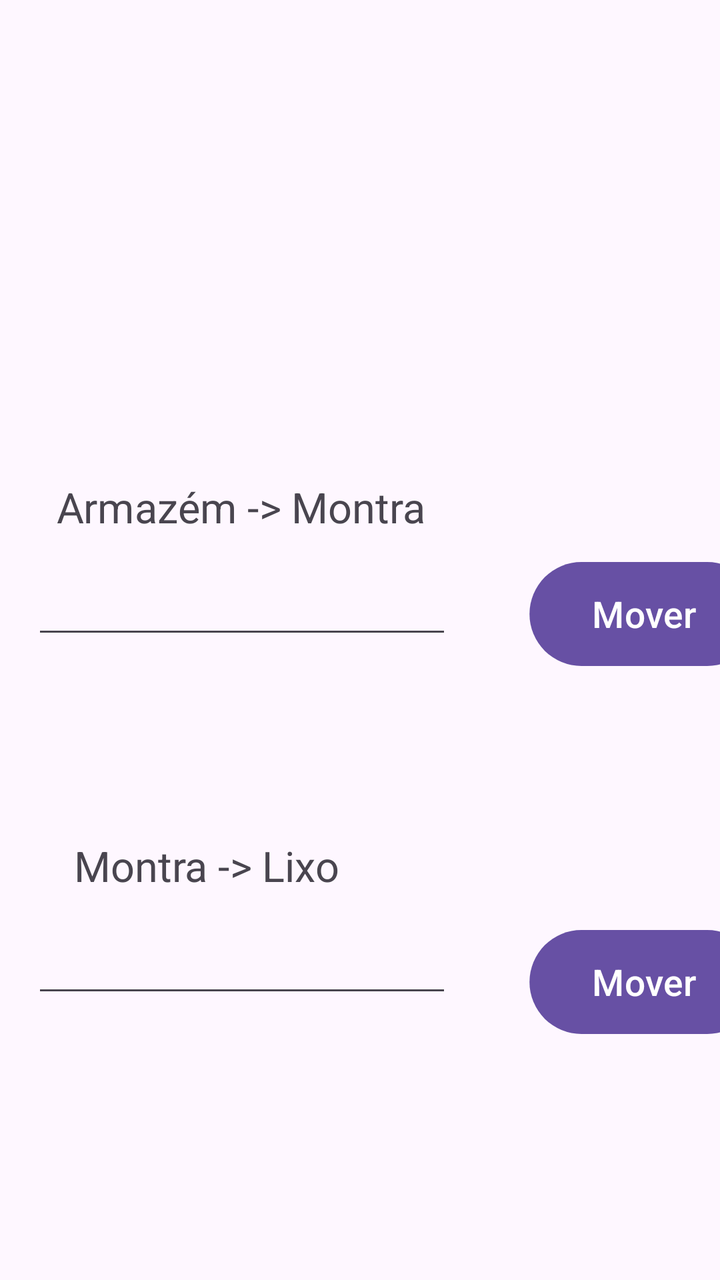
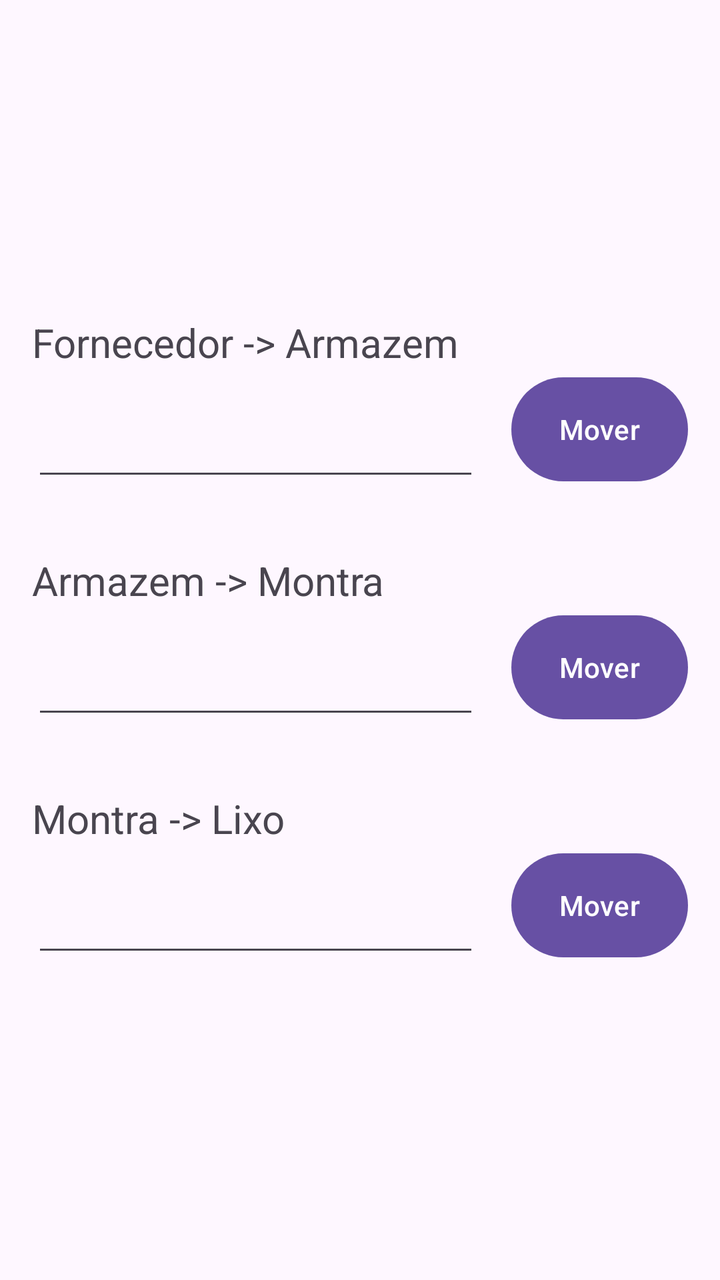

An Android layout rendered at two revisions. The XML below is the earlier revision; the diff shows what the commit changed to produce the second picture.
<!-- AndroidManifest.xml: application theme Theme.ProjectDroid_1220893_1241190 -->
<!-- res/layout/activity_mover_produto.xml -->
<?xml version="1.0" encoding="utf-8"?>
<androidx.constraintlayout.widget.ConstraintLayout xmlns:android="http://schemas.android.com/apk/res/android"
    xmlns:app="http://schemas.android.com/apk/res-auto"
    xmlns:tools="http://schemas.android.com/tools"
    android:id="@+id/main"
    android:layout_width="match_parent"
    android:layout_height="match_parent"
    tools:context=".ui.MoverProduto">

    <Button
        android:id="@+id/button2"
        android:layout_width="wrap_content"
        android:layout_height="wrap_content"
        android:layout_marginStart="52dp"
        android:layout_marginTop="283dp"
        android:scaleX="1.3"
        android:scaleY="1.3"
        android:text="Mover"
        app:layout_constraintStart_toEndOf="@+id/editTextNumber"
        app:layout_constraintTop_toTopOf="parent" />

    <Button
        android:id="@+id/button1"
        android:layout_width="wrap_content"
        android:layout_height="wrap_content"
        android:layout_marginStart="52dp"
        android:layout_marginTop="136dp"
        android:scaleX="1.3"
        android:scaleY="1.3"
        android:text="Mover"
        app:layout_constraintStart_toEndOf="@+id/editTextNumber2"
        app:layout_constraintTop_toBottomOf="@+id/button2" />

    <TextView
        android:id="@+id/textView1"
        android:layout_width="wrap_content"
        android:layout_height="wrap_content"
        android:layout_marginStart="59dp"
        android:layout_marginTop="244dp"
        android:scaleX="1.5"
        android:scaleY="1.5"
        android:text="Armazém -> Montra"
        app:layout_constraintStart_toStartOf="parent"
        app:layout_constraintTop_toTopOf="parent" />

    <TextView
        android:id="@+id/textView2"
        android:layout_width="wrap_content"
        android:layout_height="wrap_content"
        android:layout_marginStart="59dp"
        android:layout_marginTop="99dp"
        android:scaleX="1.5"
        android:scaleY="1.5"
        android:text="Montra -> Lixo"
        app:layout_constraintStart_toStartOf="parent"
        app:layout_constraintTop_toBottomOf="@+id/editTextNumber" />

    <EditText
        android:id="@+id/editTextNumber"
        android:layout_width="wrap_content"
        android:layout_height="wrap_content"
        android:layout_marginStart="16dp"
        android:layout_marginTop="20dp"
        android:ems="10"
        android:inputType="number"
        app:layout_constraintStart_toStartOf="parent"
        app:layout_constraintTop_toBottomOf="@+id/textView1" />

    <EditText
        android:id="@+id/editTextNumber2"
        android:layout_width="wrap_content"
        android:layout_height="wrap_content"
        android:layout_marginStart="16dp"
        android:layout_marginTop="20dp"
        android:ems="10"
        android:inputType="number"
        app:layout_constraintStart_toStartOf="parent"
        app:layout_constraintTop_toBottomOf="@+id/textView2" />

</androidx.constraintlayout.widget.ConstraintLayout>
<!-- resources referenced by this layout -->
<resources>
  <style name="Theme.ProjectDroid_1220893_1241190" parent="Base.Theme.ProjectDroid_1220893_1241190" />
  <style name="Base.Theme.ProjectDroid_1220893_1241190" parent="Theme.Material3.DayNight.NoActionBar">
          
          
      </style>
</resources>

<!-- the commit's change to res/layout/activity_mover_produto.xml (unified diff, before → after) -->
@@ -7,74 +7,125 @@
     android:layout_height="match_parent"
     tools:context=".ui.MoverProduto">
 
-    <Button
-        android:id="@+id/button2"
-        android:layout_width="wrap_content"
+    <LinearLayout
+        android:layout_width="0dp"
         android:layout_height="wrap_content"
-        android:layout_marginStart="52dp"
-        android:layout_marginTop="283dp"
-        android:scaleX="1.3"
-        android:scaleY="1.3"
-        android:text="Mover"
-        app:layout_constraintStart_toEndOf="@+id/editTextNumber"
-        app:layout_constraintTop_toTopOf="parent" />
+        android:orientation="vertical"
+        android:paddingHorizontal="16dp"
+        app:layout_constraintTop_toTopOf="parent"
+        app:layout_constraintBottom_toBottomOf="parent"
+        app:layout_constraintStart_toStartOf="parent"
+        app:layout_constraintEnd_toEndOf="parent">
 
-    <Button
-        android:id="@+id/button1"
-        android:layout_width="wrap_content"
-        android:layout_height="wrap_content"
-        android:layout_marginStart="52dp"
-        android:layout_marginTop="136dp"
-        android:scaleX="1.3"
-        android:scaleY="1.3"
-        android:text="Mover"
-        app:layout_constraintStart_toEndOf="@+id/editTextNumber2"
-        app:layout_constraintTop_toBottomOf="@+id/button2" />
+        <LinearLayout
+            android:id="@+id/secFornecedorArmazem"
+            android:layout_width="match_parent"
+            android:layout_height="wrap_content"
+            android:orientation="vertical"
+            android:layout_marginBottom="32dp">
 
-    <TextView
-        android:id="@+id/textView1"
-        android:layout_width="wrap_content"
-        android:layout_height="wrap_content"
-        android:layout_marginStart="59dp"
-        android:layout_marginTop="244dp"
-        android:scaleX="1.5"
-        android:scaleY="1.5"
-        android:text="Armazém -> Montra"
-        app:layout_constraintStart_toStartOf="parent"
-        app:layout_constraintTop_toTopOf="parent" />
+            <TextView
+                android:layout_width="wrap_content"
+                android:layout_height="wrap_content"
+                android:text="Fornecedor -> Armazem"
+                android:textSize="20dp" />
 
-    <TextView
-        android:id="@+id/textView2"
-        android:layout_width="wrap_content"
-        android:layout_height="wrap_content"
-        android:layout_marginStart="59dp"
-        android:layout_marginTop="99dp"
-        android:scaleX="1.5"
-        android:scaleY="1.5"
-        android:text="Montra -> Lixo"
-        app:layout_constraintStart_toStartOf="parent"
-        app:layout_constraintTop_toBottomOf="@+id/editTextNumber" />
+            <LinearLayout
+                android:layout_width="match_parent"
+                android:layout_height="wrap_content"
+                android:gravity="center_vertical"
+                android:orientation="horizontal">
 
-    <EditText
-        android:id="@+id/editTextNumber"
-        android:layout_width="wrap_content"
-        android:layout_height="wrap_content"
-        android:layout_marginStart="16dp"
-        android:layout_marginTop="20dp"
-        android:ems="10"
-        android:inputType="number"
-        app:layout_constraintStart_toStartOf="parent"
-        app:layout_constraintTop_toBottomOf="@+id/textView1" />
+                <EditText
+                    android:id="@+id/edtFornecedorArmazem"
+                    android:layout_width="0dp"
+                    android:layout_height="wrap_content"
+                    android:layout_weight="1"
+                    android:layout_marginTop="10dp"
+                    android:inputType="number" />
 
-    <EditText
-        android:id="@+id/editTextNumber2"
-        android:layout_width="wrap_content"
-        android:layout_height="wrap_content"
-        android:layout_marginStart="16dp"
-        android:layout_marginTop="20dp"
-        android:ems="10"
-        android:inputType="number"
-        app:layout_constraintStart_toStartOf="parent"
-        app:layout_constraintTop_toBottomOf="@+id/textView2" />
+                <Button
+                    android:id="@+id/buttonFornecedorArmazem"
+                    android:layout_width="wrap_content"
+                    android:layout_height="60dp"
+                    android:layout_marginStart="16dp"
+
+                    android:text="Mover"/>
+            </LinearLayout>
+        </LinearLayout>
+
+        <LinearLayout
+            android:id="@+id/secArmazemMontra"
+            android:layout_width="match_parent"
+            android:layout_height="wrap_content"
+            android:orientation="vertical"
+            android:layout_marginBottom="32dp">
+
+            <TextView
+                android:layout_width="wrap_content"
+                android:layout_height="wrap_content"
+                android:text="Armazem -> Montra"
+                android:textSize="20dp"/>
+            <LinearLayout
+                android:layout_width="match_parent"
+                android:layout_height="match_parent"
+                android:gravity="center_vertical"
+                android:orientation="horizontal" >
+
+                <EditText
+                    android:id="@+id/edtArmazemMontra"
+                    android:layout_width="0dp"
+                    android:layout_height="wrap_content"
+                    android:layout_weight="1"
+                    android:layout_marginTop="10dp"
+
+                    android:inputType="number" />
+
+                <Button
+                    android:id="@+id/buttonArmazemMontra"
+                    android:layout_width="wrap_content"
+                    android:layout_height="60dp"
+                    android:layout_marginStart="16dp"
+                    android:text="Mover" />
+            </LinearLayout>
+        </LinearLayout>
+
+        <LinearLayout
+            android:id="@+id/secMontraLixo"
+            android:layout_width="match_parent"
+            android:layout_height="wrap_content"
+            android:orientation="vertical">
+
+            <TextView
+                android:layout_width="wrap_content"
+                android:layout_height="wrap_content"
+                android:text="Montra -> Lixo"
+                android:textSize="20dp" />
+
+            <LinearLayout
+                android:layout_width="match_parent"
+                android:layout_height="wrap_content"
+                android:gravity="center_vertical"
+                android:orientation="horizontal">
+
+                <EditText
+                    android:id="@+id/edtMontraLixo"
+                    android:layout_width="0dp"
+                    android:layout_height="wrap_content"
+                    android:layout_weight="1"
+                    android:layout_marginTop="10dp"
+
+                    android:inputType="number" />
+
+                <Button
+                    android:id="@+id/buttonMontraLixo"
+                    android:layout_width="wrap_content"
+                    android:layout_height="60dp"
+                    android:layout_marginStart="16dp"
+                    android:text="Mover" />
+            </LinearLayout>
+        </LinearLayout>
+
+    </LinearLayout>
 
 </androidx.constraintlayout.widget.ConstraintLayout>
